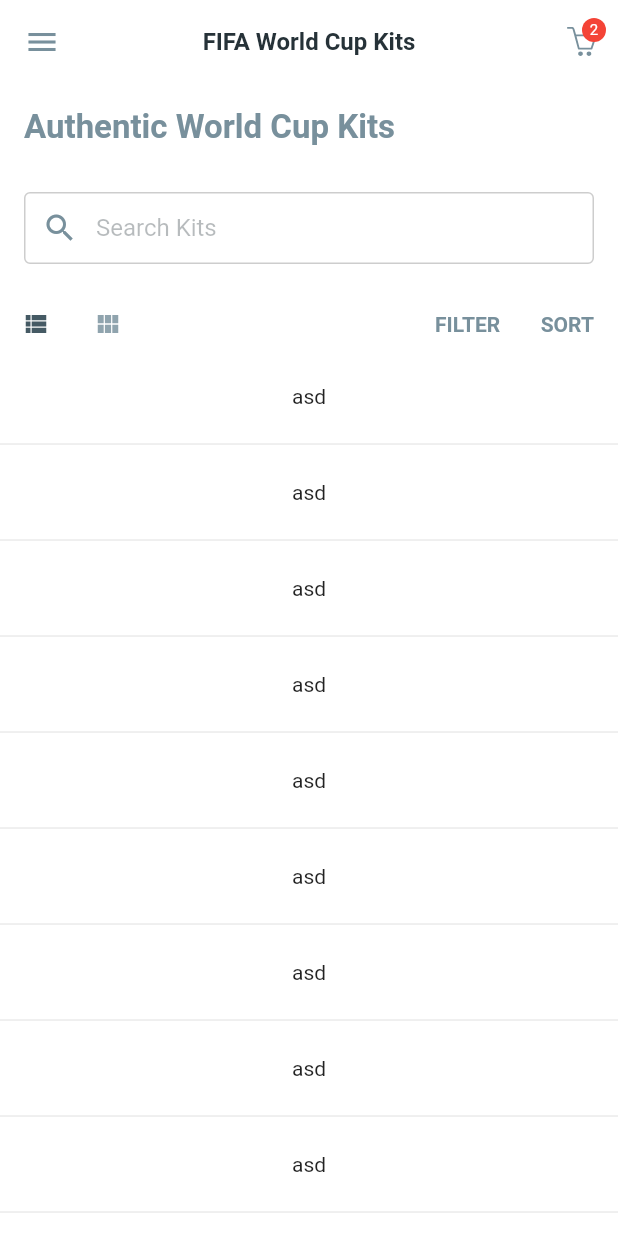
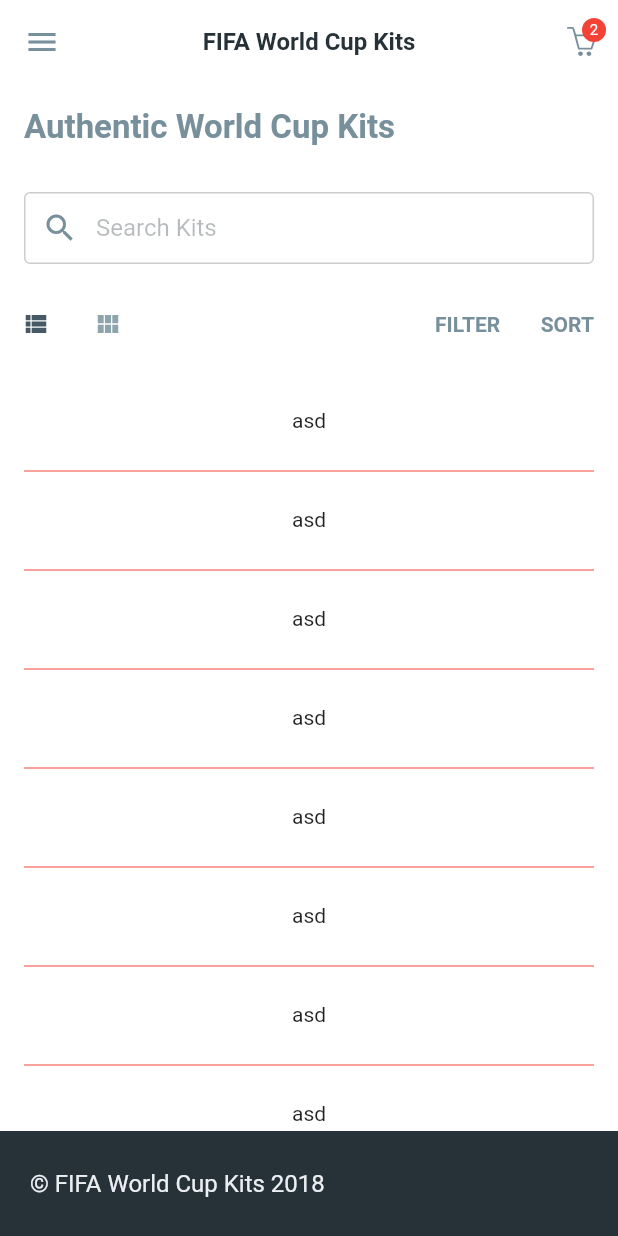
Before and after one commit to Alexander-Elite/tshirts, a Flutter app: the screen it shows after launch, on a phone screen of 412 x 824 dp. Run offline on Flutter 3.47's test engine with Material 2 defaults, Android fonts, the phone set to English and light mode, and no system bars; our stand-ins replace flutter_bloc, flutter_svg.

Commit message:
переделка макета

```diff
--- a/lib/main.dart
+++ b/lib/main.dart
@@ -1,21 +1,94 @@
 import 'package:flutter/material.dart';
 import 'package:flutter_bloc/flutter_bloc.dart';
+import 'package:flutter_svg/svg.dart';
 import 'package:tshirts/screens/home_screen.dart';
+import 'package:tshirts/theme.dart';
+// import 'package:flutter/widgets.dart';
 
 void main() {
-  runApp( MyApp());
+  runApp(
+      MaterialApp(
+        home: MyApp(),
+        debugShowCheckedModeBanner: false,
+      )
+  );
 }
 
 
-class MyApp extends StatelessWidget {
+class MyApp extends StatelessWidget
+{
   const MyApp({Key? key}) : super(key: key);
 
   @override
   Widget build(BuildContext context)
   {
-    return const MaterialApp(
-      debugShowCheckedModeBanner: false,
-      home: HomeScreen(),
+    return Scaffold(
+     appBar: AppBar(
+       backgroundColor: ThemeColors.scaffold,
+       elevation: 0,
+       title: const Text('FIFA World Cup Kits',
+         style: ThemeFonts.r16,
+       ),
+       centerTitle: true,
+       leading: const Icon(
+         Icons.menu,
+         color: ThemeColors.title2,
+       ),
+       actions: [
+         Stack(
+           alignment: Alignment.center,
+           children: [
+             IconButton(
+               onPressed: () {},
+               icon: SvgPicture.asset(
+                 'images/shape.svg',
+                 width: 20,
+                 height: 20,
+               ),
+             ),
+             Positioned(
+               right: 8,
+               top: 12,
+               child: Container(
+                 width: 16,
+                 height: 16,
+                 decoration: const BoxDecoration(
+                   color: Colors.red,
+                   shape: BoxShape.circle,
+                 ),
+                 alignment: Alignment.center,
+                 child: const Text(
+                   '2',
+                   style: TextStyle(fontSize: 10),
+                 ),
+               ),
+             ),
+             const SizedBox(width: 20),
+           ],
+         ),
+
+       ],
+     ),
+     body: const HomeScreen(),
+     // bottomSheet: const BottomLine(),
+     bottomNavigationBar: const BottomLine(),
+     );
+  }
+}
+
+class BottomLine extends StatelessWidget
+{
+  const BottomLine({Key? key}) : super(key: key);
+
+  @override
+  Widget build(BuildContext context) {
+    return Container(
+      alignment: Alignment.centerLeft,
+      height: 70,
+      width: MediaQuery.of(context).size.width,
+      color: const Color(0xFF263238),
+      padding: const EdgeInsets.all(20),
+      child: const Text("© FIFA World Cup Kits 2018", style: TextStyle( color: Color(0xFFECEFF1), fontSize: 16 ),),
     );
   }
 }
--- a/lib/screens/home_screen.dart
+++ b/lib/screens/home_screen.dart
@@ -1,6 +1,5 @@
 import 'package:flutter/material.dart';
 import 'package:tshirts/theme.dart';
-import 'package:flutter_svg/flutter_svg.dart';
 import 'package:tshirts/widgets/head1.dart';
 
 class HomeScreen extends StatefulWidget {
@@ -15,71 +14,17 @@
   Widget build(BuildContext context) {
     return Scaffold(
       backgroundColor: ThemeColors.scaffold,
-      appBar: AppBar(
-        backgroundColor: ThemeColors.scaffold,
-        elevation: 0,
-        title: const Text(
-          'FIFA World Cup Kits',
-          style: ThemeFonts.r16,
-        ),
-        centerTitle: true,
-        leading: const Icon(
-          Icons.menu,
-          color: ThemeColors.title2,
-        ),
-        actions: [
-          Stack(
-            alignment: Alignment.center,
-            children: [
-              IconButton(
-                onPressed: () {},
-                icon: SvgPicture.asset(
-                  'images/shape.svg',
-                  width: 20,
-                  height: 20,
-                ),
-              ),
-              Positioned(
-                right: 8,
-                top: 12,
-                child: Container(
-                  width: 16,
-                  height: 16,
-                  decoration: const BoxDecoration(
-                    color: Colors.red,
-                    shape: BoxShape.circle,
-                  ),
-                  alignment: Alignment.center,
-                  child: const Text(
-                    '2',
-                    style: TextStyle(fontSize: 10),
-                  ),
-                  // BlocBuilder<CartCubit, Cart> (
-                  //   builder: (context, Cart cart) {
-                  //     return Text(
-                  //     cart.products.length.toString(),
-                  //     );
-                  //   },
-                  // ),
-                ),
-              ),
-              const SizedBox(width: 20),
-            ],
-          ),
-
-          // const Icon( Icons.shopping_cart, color: ThemeColors.title2),
-        ],
-      ),
       body: Column(
-        //mainAxisAlignment: MainAxisAlignment.start,
+        // mainAxisAlignment: MainAxisAlignment.start,
         children: [
-          Head1(),
+          const Head1(),
           Expanded(
             child: ListView.separated(
-                itemBuilder: (BuildContext context, int index) => Column(children:[SizedBox(height: 16,), Text("asd"), SizedBox(height: 16,)]),
-                separatorBuilder: (BuildContext context, int index) => Divider(),
-                itemCount: 25),
-          )
+              padding: const EdgeInsets.all(16),
+              itemBuilder: (BuildContext context, int index) => Column(children:[SizedBox(height: 16,), Text("asd"), SizedBox(height: 18,)]),
+              separatorBuilder: (BuildContext context, int index) => const Divider(color: Colors.red),
+              itemCount: 25),
+          ),
         ],
       ),
     );
--- a/lib/widgets/head1.dart
+++ b/lib/widgets/head1.dart
@@ -97,49 +97,9 @@
                 ),
               ],
             ),
-            // MyProduct(),
-            /*
-            BlocBuilder<ProductsBloc, ProductsState>(builder: (context, state) {
-              // final products = ProductsState.of(context).products;
-              // final products = Provider.of<ProductsNotifier>(context).products;
-              // final products = context.read<ProductsNotifier>().products;
-              // final products = context.watch<ProductsNotifier>().products;
-
-              if (state is ProductsLoading)
-              {
-                return Center( child: CircularProgressIndicator() );
-              }
-
-              if (state is ProductsFailed )
-              {
-                return Text(
-                  state.errorText,
-                  style: TextStyle(color: Colors.red),
-                );
-              }
-
-              if (state is ProductsLoaded)
-              {
-                return ListView.separated(
-                  padding: const EdgeInsets.all(16),
-                  itemCount: state.products.length,
-                  itemBuilder: (context, index) => MyProduct(
-                    product: state.products[index],
-                    onAdd: () => _addToCart(context, state.products[index]),
-                  ),
-                  separatorBuilder: (context, index) => const SizedBox(height: 16),
-                );
-              }
-
-              return SizedBox();
-
-
-            }), */
           ],
         ),
       ],
     );
   }
 }
-
-// Note: Same code is applied for the TextFormField as well
```
